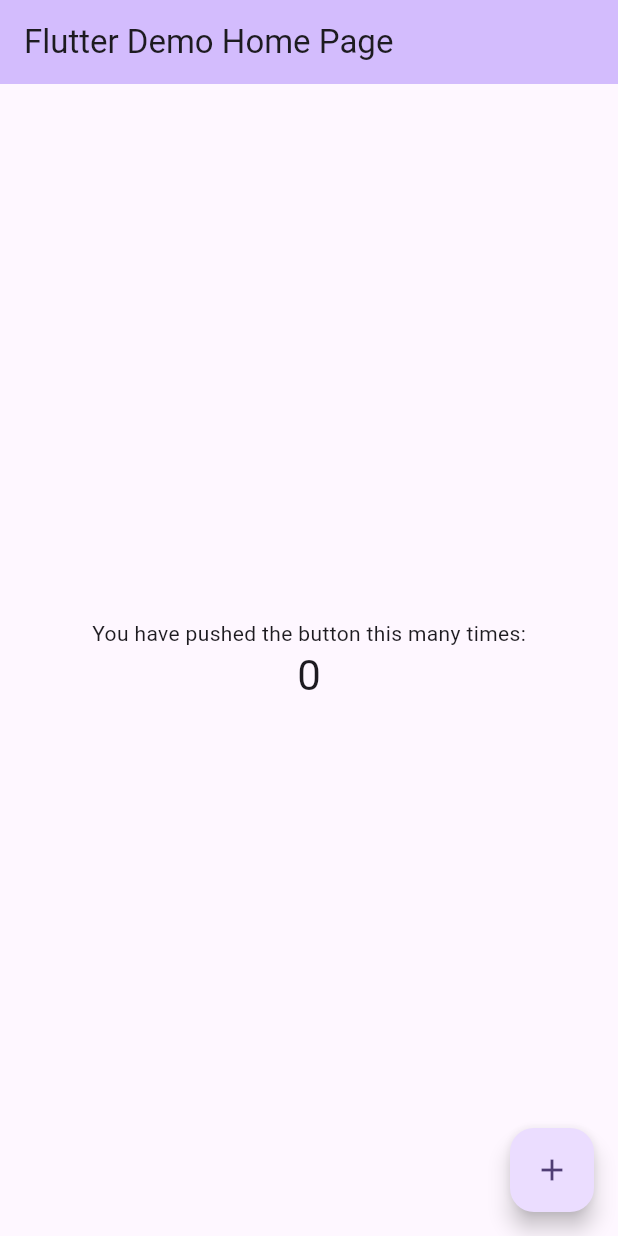
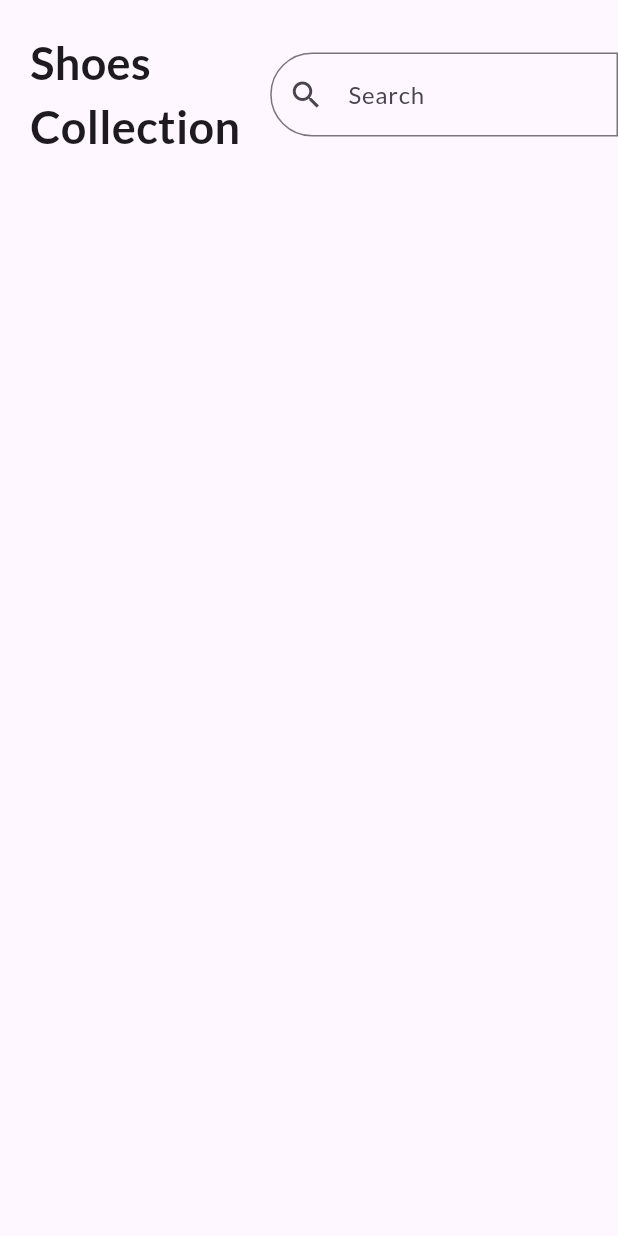
Before and after one commit to weird-akshat/shop_app, a Flutter app: the screen it shows after launch, on a phone screen of 412 x 824 dp. Run offline on Flutter 3.47's test engine with Material 3 defaults, Android fonts, the phone set to English and light mode, and no system bars; our stand-ins replace google_fonts.

Commit message:
adding the search bar and shoes collection text

```diff
--- /dev/null
+++ b/lib/home_page.dart
@@ -0,0 +1,42 @@
+import 'package:flutter/material.dart';
+
+class HomePage extends StatelessWidget {
+  const HomePage({super.key});
+
+  @override
+  Widget build(BuildContext context) {
+    return Scaffold(
+      body: SafeArea(
+        child: Column(
+          children: [
+            Row(
+              children: [
+                Padding(
+                  padding: const EdgeInsets.all(20.0),
+                  child: Text(
+                    'Shoes \nCollection',
+                    style: TextStyle(
+                      fontSize: 30,
+                      fontWeight: FontWeight.bold,
+                    ),
+                  ),
+                ),
+                Expanded(
+                    child: TextField(
+                  decoration: InputDecoration(
+                    prefixIcon: Icon(Icons.search),
+                    hintText: 'Search',
+                    border: OutlineInputBorder(
+                      borderRadius:
+                          BorderRadius.horizontal(left: Radius.circular(40)),
+                    ),
+                  ),
+                ))
+              ],
+            )
+          ],
+        ),
+      ),
+    );
+  }
+}
--- a/lib/main.dart
+++ b/lib/main.dart
@@ -1,125 +1,20 @@
 import 'package:flutter/material.dart';
+import 'package:google_fonts/google_fonts.dart';
+import 'package:shop_app/home_page.dart';
 
 void main() {
-  runApp(const MyApp());
+  runApp(MyApp());
 }
 
 class MyApp extends StatelessWidget {
   const MyApp({super.key});
 
-  // This widget is the root of your application.
   @override
   Widget build(BuildContext context) {
     return MaterialApp(
-      title: 'Flutter Demo',
-      theme: ThemeData(
-        // This is the theme of your application.
-        //
-        // TRY THIS: Try running your application with "flutter run". You'll see
-        // the application has a purple toolbar. Then, without quitting the app,
-        // try changing the seedColor in the colorScheme below to Colors.green
-        // and then invoke "hot reload" (save your changes or press the "hot
-        // reload" button in a Flutter-supported IDE, or press "r" if you used
-        // the command line to start the app).
-        //
-        // Notice that the counter didn't reset back to zero; the application
-        // state is not lost during the reload. To reset the state, use hot
-        // restart instead.
-        //
-        // This works for code too, not just values: Most code changes can be
-        // tested with just a hot reload.
-        colorScheme: ColorScheme.fromSeed(seedColor: Colors.deepPurple),
-        useMaterial3: true,
-      ),
-      home: const MyHomePage(title: 'Flutter Demo Home Page'),
-    );
+        home: HomePage(),
+        theme: ThemeData(
+          textTheme: GoogleFonts.latoTextTheme(),
+        ));
   }
 }
-
-class MyHomePage extends StatefulWidget {
-  const MyHomePage({super.key, required this.title});
-
-  // This widget is the home page of your application. It is stateful, meaning
-  // that it has a State object (defined below) that contains fields that affect
-  // how it looks.
-
-  // This class is the configuration for the state. It holds the values (in this
-  // case the title) provided by the parent (in this case the App widget) and
-  // used by the build method of the State. Fields in a Widget subclass are
-  // always marked "final".
-
-  final String title;
-
-  @override
-  State<MyHomePage> createState() => _MyHomePageState();
-}
-
-class _MyHomePageState extends State<MyHomePage> {
-  int _counter = 0;
-
-  void _incrementCounter() {
-    setState(() {
-      // This call to setState tells the Flutter framework that something has
-      // changed in this State, which causes it to rerun the build method below
-      // so that the display can reflect the updated values. If we changed
-      // _counter without calling setState(), then the build method would not be
-      // called again, and so nothing would appear to happen.
-      _counter++;
-    });
-  }
-
-  @override
-  Widget build(BuildContext context) {
-    // This method is rerun every time setState is called, for instance as done
-    // by the _incrementCounter method above.
-    //
-    // The Flutter framework has been optimized to make rerunning build methods
-    // fast, so that you can just rebuild anything that needs updating rather
-    // than having to individually change instances of widgets.
-    return Scaffold(
-      appBar: AppBar(
-        // TRY THIS: Try changing the color here to a specific color (to
-        // Colors.amber, perhaps?) and trigger a hot reload to see the AppBar
-        // change color while the other colors stay the same.
-        backgroundColor: Theme.of(context).colorScheme.inversePrimary,
-        // Here we take the value from the MyHomePage object that was created by
-        // the App.build method, and use it to set our appbar title.
-        title: Text(widget.title),
-      ),
-      body: Center(
-        // Center is a layout widget. It takes a single child and positions it
-        // in the middle of the parent.
-        child: Column(
-          // Column is also a layout widget. It takes a list of children and
-          // arranges them vertically. By default, it sizes itself to fit its
-          // children horizontally, and tries to be as tall as its parent.
-          //
-          // Column has various properties to control how it sizes itself and
-          // how it positions its children. Here we use mainAxisAlignment to
-          // center the children vertically; the main axis here is the vertical
-          // axis because Columns are vertical (the cross axis would be
-          // horizontal).
-          //
-          // TRY THIS: Invoke "debug painting" (choose the "Toggle Debug Paint"
-          // action in the IDE, or press "p" in the console), to see the
-          // wireframe for each widget.
-          mainAxisAlignment: MainAxisAlignment.center,
-          children: <Widget>[
-            const Text(
-              'You have pushed the button this many times:',
-            ),
-            Text(
-              '$_counter',
-              style: Theme.of(context).textTheme.headlineMedium,
-            ),
-          ],
-        ),
-      ),
-      floatingActionButton: FloatingActionButton(
-        onPressed: _incrementCounter,
-        tooltip: 'Increment',
-        child: const Icon(Icons.add),
-      ), // This trailing comma makes auto-formatting nicer for build methods.
-    );
-  }
-}
--- a/pubspec.yaml
+++ b/pubspec.yaml
@@ -34,6 +34,7 @@ dependencies:
   # The following adds the Cupertino Icons font to your application.
   # Use with the CupertinoIcons class for iOS style icons.
   cupertino_icons: ^1.0.8
+  google_fonts: ^6.2.1
 
 dev_dependencies:
   flutter_test:
```
Also changed, not shown: pubspec.lock, 2 other files.
